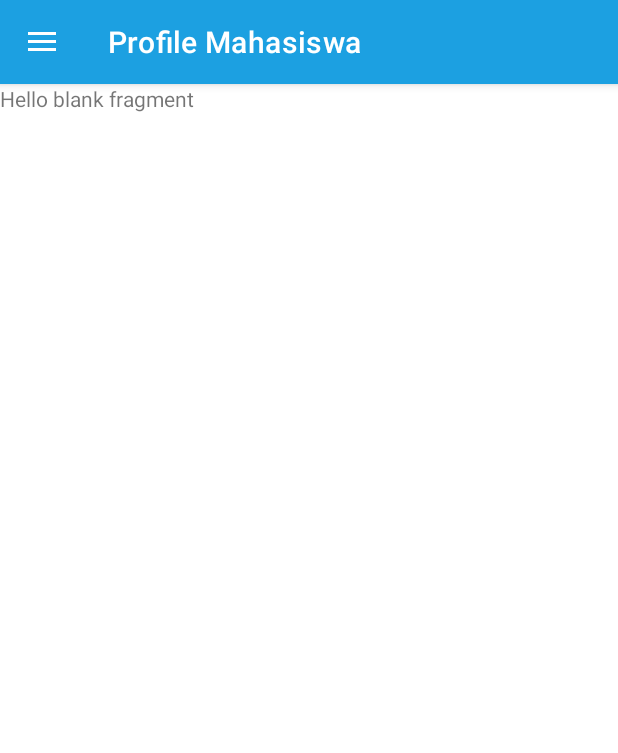
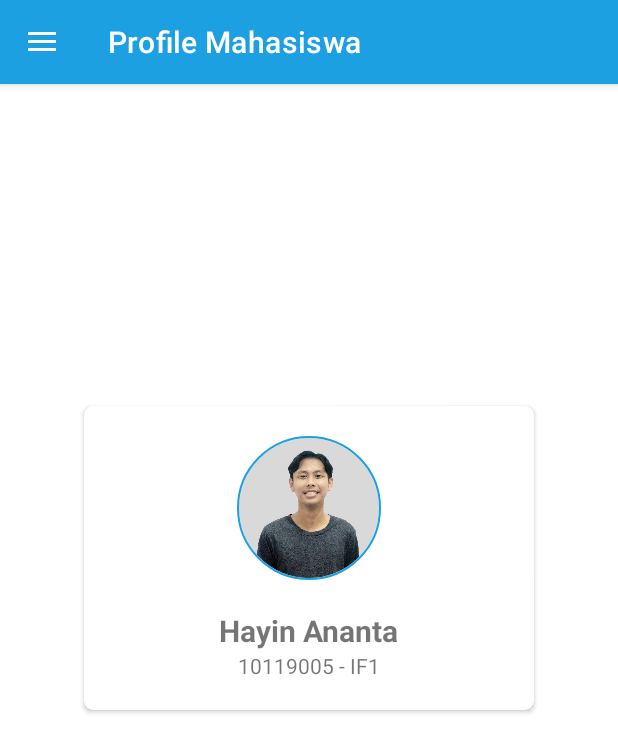
Before and after one commit to kangketik00/OurTour, an Android app: the screen it shows after launch (MainActivity), in the side drawer, after a tap on "Profile Mahasiswa", on a phone screen of 412 x 824 dp. Shown: the top 753 px of the screen. Run offline under Robolectric (Android 15) with nearby library versions, the phone set to English and light mode, and no system bars; our stand-ins replace CircleImageView.

Commit message:
create profile mahasiswa

```diff
--- a/app/build.gradle
+++ b/app/build.gradle
@@ -35,4 +35,5 @@ dependencies {
     testImplementation 'junit:junit:4.13.2'
     androidTestImplementation 'androidx.test.ext:junit:1.1.3'
     androidTestImplementation 'androidx.test.espresso:espresso-core:3.4.0'
+    implementation 'de.hdodenhof:circleimageview:3.1.0'
 }
--- /dev/null
+++ b/app/src/main/java/com/makmurjaya/ourtour/models/ProfileModel.java
@@ -0,0 +1,46 @@
+package com.makmurjaya.ourtour.models;
+// Tanggal Pengerjaan: 01-08-2022
+// Dandi Ahmadin - 10119033 - IF1
+public class ProfileModel {
+    private int image;
+    private String nama, nim,kelas;
+
+    public ProfileModel(int image, String nama, String nim, String kelas) {
+        this.image = image;
+        this.nama = nama;
+        this.nim = nim;
+        this.kelas = kelas;
+    }
+
+    public int getImage() {
+        return image;
+    }
+
+    public void setImage(int image) {
+        this.image = image;
+    }
+
+    public String getNama() {
+        return nama;
+    }
+
+    public void setNama(String nama) {
+        this.nama = nama;
+    }
+
+    public String getNim() {
+        return nim;
+    }
+
+    public void setNim(String nim) {
+        this.nim = nim;
+    }
+
+    public String getKelas() {
+        return kelas;
+    }
+
+    public void setKelas(String kelas) {
+        this.kelas = kelas;
+    }
+}
--- a/app/src/main/java/com/makmurjaya/ourtour/view/profile/ProfileFragment.java
+++ b/app/src/main/java/com/makmurjaya/ourtour/view/profile/ProfileFragment.java
@@ -1,66 +1,59 @@
 package com.makmurjaya.ourtour.view.profile;
-
+// Tanggal Pengerjaan: 01-08-2022
+// Dandi Ahmadin - 10119033 - IF1
 import android.os.Bundle;
-
 import androidx.fragment.app.Fragment;
+import androidx.viewpager2.widget.ViewPager2;
 
 import android.view.LayoutInflater;
 import android.view.View;
 import android.view.ViewGroup;
+import com.makmurjaya.ourtour.R;
+import com.makmurjaya.ourtour.models.ProfileModel;
 
-import com.makmurjaya.ourtour.R;
+import java.util.ArrayList;
+import java.util.List;
 
-/**
- * A simple {@link Fragment} subclass.
- * Use the {@link ProfileFragment#newInstance} factory method to
- * create an instance of this fragment.
- */
 public class ProfileFragment extends Fragment {
-
-    // TODO: Rename parameter arguments, choose names that match
-    // the fragment initialization parameters, e.g. ARG_ITEM_NUMBER
-    private static final String ARG_PARAM1 = "param1";
-    private static final String ARG_PARAM2 = "param2";
-
-    // TODO: Rename and change types of parameters
-    private String mParam1;
-    private String mParam2;
+    ViewPager2 viewPager2;
+    List<ProfileModel> profileList;
 
     public ProfileFragment() {
         // Required empty public constructor
     }
 
-    /**
-     * Use this factory method to create a new instance of
-     * this fragment using the provided parameters.
-     *
-     * @param param1 Parameter 1.
-     * @param param2 Parameter 2.
-     * @return A new instance of fragment ProfileFragment.
-     */
-    // TODO: Rename and change types and number of parameters
-    public static ProfileFragment newInstance(String param1, String param2) {
-        ProfileFragment fragment = new ProfileFragment();
-        Bundle args = new Bundle();
-        args.putString(ARG_PARAM1, param1);
-        args.putString(ARG_PARAM2, param2);
-        fragment.setArguments(args);
-        return fragment;
-    }
-
-    @Override
-    public void onCreate(Bundle savedInstanceState) {
-        super.onCreate(savedInstanceState);
-        if (getArguments() != null) {
-            mParam1 = getArguments().getString(ARG_PARAM1);
-            mParam2 = getArguments().getString(ARG_PARAM2);
-        }
-    }
-
     @Override
     public View onCreateView(LayoutInflater inflater, ViewGroup container,
                              Bundle savedInstanceState) {
-        // Inflate the layout for this fragment
-        return inflater.inflate(R.layout.fragment_profile, container, false);
+        View view = inflater.inflate(R.layout.fragment_profile, container, false);
+
+        viewPager2 = view.findViewById(R.id.profile_collection);
+        profileList = new ArrayList<>();
+
+        int[] image = {
+                R.drawable.hayinananta10119005,
+                R.drawable.ilhamzaki10119006,
+                R.drawable.rizalsihombing10119028,
+                R.drawable.mikhlas10119022,
+                R.drawable.dandiahmadin10119033};
+        String[] nama = {"Hayin Ananta", "Ilham Zaki","Rizal Sihombing", "Muhammad Ikhlas Naufalsyah Ranau","Dandi Ahmadin"};
+        String[] nim = {"10119005", "10119006","10119028", "10119022", "10119033"};
+        String[] kelas = {"IF1", "IF1", "IF1","IF1","IF1"};
+
+        for (int i=0; i < image.length; i++){
+            ProfileModel item = new ProfileModel(image[i], nama[i], nim[i], kelas[i]);
+            profileList.add(item);
+        }
+
+        ViewPagerProfileAdapter adapter = new ViewPagerProfileAdapter(profileList);
+
+        viewPager2.setAdapter(adapter);
+        viewPager2.setClipToPadding(false);
+        viewPager2.setClipChildren(false);
+        viewPager2.setOffscreenPageLimit(2);
+        viewPager2.getChildAt(0).setOverScrollMode(View.OVER_SCROLL_NEVER);
+
+
+        return view;
     }
 }
--- /dev/null
+++ b/app/src/main/java/com/makmurjaya/ourtour/view/profile/ViewPagerProfileAdapter.java
@@ -0,0 +1,65 @@
+package com.makmurjaya.ourtour.view.profile;
+// Tanggal Pengerjaan: 24-07-2022
+// Hayin Ananta - 10119005 - IF1
+// Ilham Zaki - 10119006 - IF1
+// Rizal Sihombing - 10119028 - IF1
+// Muhammad Ikhlas Naufalsyah Ranau - 10119022 - IF1
+// Dandi Ahmadin - 10119033 - IF1
+import android.view.LayoutInflater;
+import android.view.View;
+import android.view.ViewGroup;
+import android.widget.ImageView;
+import android.widget.TextView;
+
+import androidx.annotation.NonNull;
+import androidx.recyclerview.widget.RecyclerView;
+
+import com.makmurjaya.ourtour.R;
+import com.makmurjaya.ourtour.models.ProfileModel;
+
+import java.util.List;
+
+public class ViewPagerProfileAdapter extends RecyclerView.Adapter<ViewPagerProfileAdapter.ViewHolder> {
+    List<ProfileModel> profileList;
+
+    public ViewPagerProfileAdapter(List<ProfileModel> profileList) {
+        this.profileList = profileList;
+    }
+
+    @NonNull
+    @Override
+    public ViewHolder onCreateViewHolder(@NonNull ViewGroup parent, int viewType) {
+        View view = LayoutInflater.from(parent.getContext())
+                .inflate(R.layout.profil_mahasiswa_card,parent,false);
+
+        return new ViewHolder(view);
+    }
+
+    @Override
+    public void onBindViewHolder(@NonNull ViewHolder holder, int position) {
+        ProfileModel profileItem = profileList.get(position);
+        holder.iv_profile_image.setImageResource(profileItem.getImage());
+        holder.tv_profile_nama.setText(profileItem.getNama());
+        holder.tv_profile_nim.setText(profileItem.getNim());
+        holder.tv_profile_kelas.setText(profileItem.getKelas());
+    }
+
+    @Override
+    public int getItemCount() {
+        if(profileList != null) return profileList.size();
+        return 0;
+    }
+
+    public class ViewHolder extends RecyclerView.ViewHolder{
+        ImageView iv_profile_image;
+        TextView tv_profile_nama, tv_profile_nim, tv_profile_kelas ;
+
+        public ViewHolder(@NonNull View itemView) {
+            super(itemView);
+            iv_profile_image = itemView.findViewById(R.id.profile_image);
+            tv_profile_nama = itemView.findViewById(R.id.profile_nama);
+            tv_profile_nim = itemView.findViewById(R.id.profile_nim);
+            tv_profile_kelas = itemView.findViewById(R.id.profile_kelas);
+        }
+    }
+}
--- a/app/src/main/res/layout/fragment_profile.xml
+++ b/app/src/main/res/layout/fragment_profile.xml
@@ -1,14 +1,20 @@
 <?xml version="1.0" encoding="utf-8"?>
-<FrameLayout xmlns:android="http://schemas.android.com/apk/res/android"
+<androidx.constraintlayout.widget.ConstraintLayout
+    xmlns:android="http://schemas.android.com/apk/res/android"
+    xmlns:app="http://schemas.android.com/apk/res-auto"
     xmlns:tools="http://schemas.android.com/tools"
     android:layout_width="match_parent"
     android:layout_height="match_parent"
     tools:context=".view.profile.ProfileFragment">
 
-    <!-- TODO: Update blank fragment layout -->
-    <TextView
+    <androidx.viewpager2.widget.ViewPager2
+        android:id="@+id/profile_collection"
         android:layout_width="match_parent"
-        android:layout_height="match_parent"
-        android:text="@string/hello_blank_fragment" />
+        android:layout_height="wrap_content"
+        app:layout_constraintBottom_toBottomOf="parent"
+        app:layout_constraintEnd_toEndOf="parent"
+        app:layout_constraintStart_toStartOf="parent"
+        app:layout_constraintTop_toTopOf="parent"
+        app:layout_constraintVertical_bias=".376" />
 
-</FrameLayout>
+</androidx.constraintlayout.widget.ConstraintLayout>
--- /dev/null
+++ b/app/src/main/res/layout/profil_mahasiswa_card.xml
@@ -0,0 +1,69 @@
+<?xml version="1.0" encoding="utf-8"?>
+
+<androidx.constraintlayout.widget.ConstraintLayout
+    xmlns:android="http://schemas.android.com/apk/res/android"
+    xmlns:app="http://schemas.android.com/apk/res-auto"
+    android:layout_width="match_parent"
+    android:layout_height="match_parent">
+    <LinearLayout
+        android:layout_width="wrap_content"
+        android:layout_height="wrap_content"
+        app:layout_constraintBottom_toBottomOf="parent"
+        app:layout_constraintEnd_toEndOf="parent"
+        app:layout_constraintHorizontal_bias="0.5"
+        app:layout_constraintStart_toStartOf="parent"
+        app:layout_constraintTop_toTopOf="parent">
+        <androidx.cardview.widget.CardView
+            android:layout_width="match_parent"
+            android:layout_height="wrap_content"
+            android:layout_margin="8dp"
+            app:cardCornerRadius="6dp"
+            android:elevation="8dp">
+            <LinearLayout
+                android:layout_width="wrap_content"
+                android:layout_height="wrap_content"
+                android:minWidth="300dp"
+                android:padding="20dp"
+                android:minHeight="200dp"
+                android:orientation="vertical"
+                android:gravity="center">
+                <de.hdodenhof.circleimageview.CircleImageView
+                    xmlns:app="http://schemas.android.com/apk/res-auto"
+                    android:id="@+id/profile_image"
+                    android:layout_width="96dp"
+                    android:layout_height="96dp"
+                    android:src="@drawable/mikhlas10119022"
+                    app:civ_border_width="1dp"
+                    app:civ_border_color="@color/blue_500"/>
+                <TextView
+                    android:layout_width="wrap_content"
+                    android:layout_height="wrap_content"
+                    android:id="@+id/profile_nama"
+                    android:text="nama"
+                    android:textStyle="bold"
+                    android:textSize="20dp"
+                    android:layout_marginTop="20dp"/>
+                <LinearLayout
+                    android:layout_width="match_parent"
+                    android:layout_height="wrap_content"
+                    android:gravity="center">
+                    <TextView
+                        android:id="@+id/profile_nim"
+                        android:layout_width="wrap_content"
+                        android:layout_height="wrap_content"
+                        android:text="nim"/>
+                    <TextView
+                        android:layout_width="wrap_content"
+                        android:layout_height="wrap_content"
+                        android:text=" - "/>
+                    <TextView
+                        android:id="@+id/profile_kelas"
+                        android:layout_width="wrap_content"
+                        android:layout_height="wrap_content"
+                        android:text="kelas"/>
+                </LinearLayout>
+
+            </LinearLayout>
+        </androidx.cardview.widget.CardView>
+    </LinearLayout>
+</androidx.constraintlayout.widget.ConstraintLayout>
```
Also changed, not shown: app/src/main/res/drawable/dandiahmadin10119033.jpg (added), app/src/main/res/drawable/hayinananta10119005.jpeg (added), app/src/main/res/drawable/ilhamzaki10119006.jpeg (added), app/src/main/res/drawable/mikhlas10119022.png (added), app/src/main/res/drawable/rizalsihombing10119028.jpeg (added).
